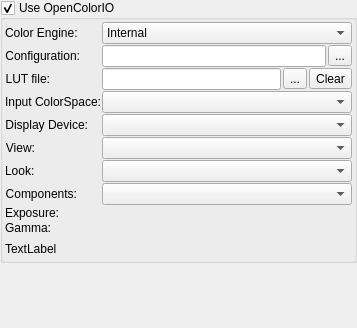
Old version of the form plugins/dockers/lut/wdglut.ui in the repository KDE/krita.
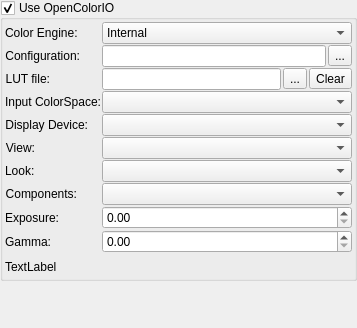
New version of the form. Custom widgets are drawn as their Qt base class.

Commit message:
ui: Fix Designer not rendering KisDoubleSliderSpinBox as QDoubleSpinBox
Part-of: <https://invent.kde.org/graphics/krita/-/merge_requests/1742>

```diff
--- a/plugins/dockers/lut/wdglut.ui
+++ b/plugins/dockers/lut/wdglut.ui
@@ -434,7 +434,7 @@
   </customwidget>
   <customwidget>
    <class>KisDoubleSliderSpinBox</class>
-   <extends>QWidget</extends>
+   <extends>QDoubleSpinBox</extends>
    <header location="global">kis_slider_spin_box.h</header>
    <container>1</container>
   </customwidget>
```
The commit also changes 54 other files.
